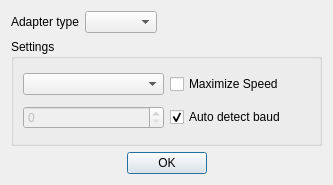
The window that dialog.ui (bigunclemax/FocusIPCCtrl) describes before a commit, drawn with Qt 5.
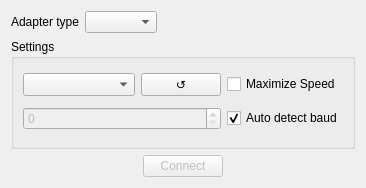
The same window after the commit.

Patch:
```diff
--- a/dialog.ui
+++ b/dialog.ui
@@ -6,10 +6,16 @@
    <rect>
     <x>0</x>
     <y>0</y>
-    <width>333</width>
-    <height>185</height>
+    <width>366</width>
+    <height>188</height>
    </rect>
   </property>
+  <property name="sizePolicy">
+   <sizepolicy hsizetype="Preferred" vsizetype="Preferred">
+    <horstretch>0</horstretch>
+    <verstretch>0</verstretch>
+   </sizepolicy>
+  </property>
   <property name="windowTitle">
    <string>Dialog</string>
   </property>
@@ -43,24 +49,47 @@
    </item>
    <item>
     <widget class="QGroupBox" name="groupBox">
+     <property name="sizePolicy">
+      <sizepolicy hsizetype="Preferred" vsizetype="Preferred">
+       <horstretch>0</horstretch>
+       <verstretch>0</verstretch>
+      </sizepolicy>
+     </property>
      <property name="title">
       <string>Settings</string>
      </property>
      <layout class="QGridLayout" name="gridLayout">
-      <item row="1" column="0">
-       <widget class="QSpinBox" name="spinBox_baudrate">
-        <property name="enabled">
-         <bool>false</bool>
-        </property>
-        <property name="maximum">
-         <number>20000000</number>
-        </property>
-       </widget>
+      <item row="0" column="1">
+       <layout class="QHBoxLayout" name="horizontalLayout">
+        <item>
+         <widget class="QComboBox" name="comboBox_comPorts">
+          <property name="sizePolicy">
+           <sizepolicy hsizetype="Expanding" vsizetype="Preferred">
+            <horstretch>1</horstretch>
+            <verstretch>0</verstretch>
+           </sizepolicy>
+          </property>
+         </widget>
+        </item>
+        <item>
+         <widget class="QPushButton" name="pushButton_comRefresh">
+          <property name="sizePolicy">
+           <sizepolicy hsizetype="Minimum" vsizetype="Preferred">
+            <horstretch>0</horstretch>
+            <verstretch>0</verstretch>
+           </sizepolicy>
+          </property>
+          <property name="text">
+           <string>↺</string>
+          </property>
+          <property name="autoDefault">
+           <bool>false</bool>
+          </property>
+         </widget>
+        </item>
+       </layout>
       </item>
-      <item row="0" column="0">
-       <widget class="QComboBox" name="comboBox_comPorts"/>
-      </item>
-      <item row="1" column="1">
+      <item row="1" column="2">
        <widget class="QCheckBox" name="checkBox_autodetect">
         <property name="text">
          <string>Auto detect baud</string>
@@ -70,13 +99,23 @@
         </property>
        </widget>
       </item>
-      <item row="0" column="1">
+      <item row="0" column="2">
        <widget class="QCheckBox" name="checkBox_maximize">
         <property name="text">
          <string>Maximize Speed</string>
         </property>
        </widget>
       </item>
+      <item row="1" column="1">
+       <widget class="QSpinBox" name="spinBox_baudrate">
+        <property name="enabled">
+         <bool>false</bool>
+        </property>
+        <property name="maximum">
+         <number>20000000</number>
+        </property>
+       </widget>
+      </item>
      </layout>
     </widget>
    </item>
@@ -97,8 +136,11 @@
      </item>
      <item>
       <widget class="QPushButton" name="pushButton_OK">
+       <property name="enabled">
+        <bool>false</bool>
+       </property>
        <property name="text">
-        <string>OK</string>
+        <string>Connect</string>
        </property>
       </widget>
      </item>
```
